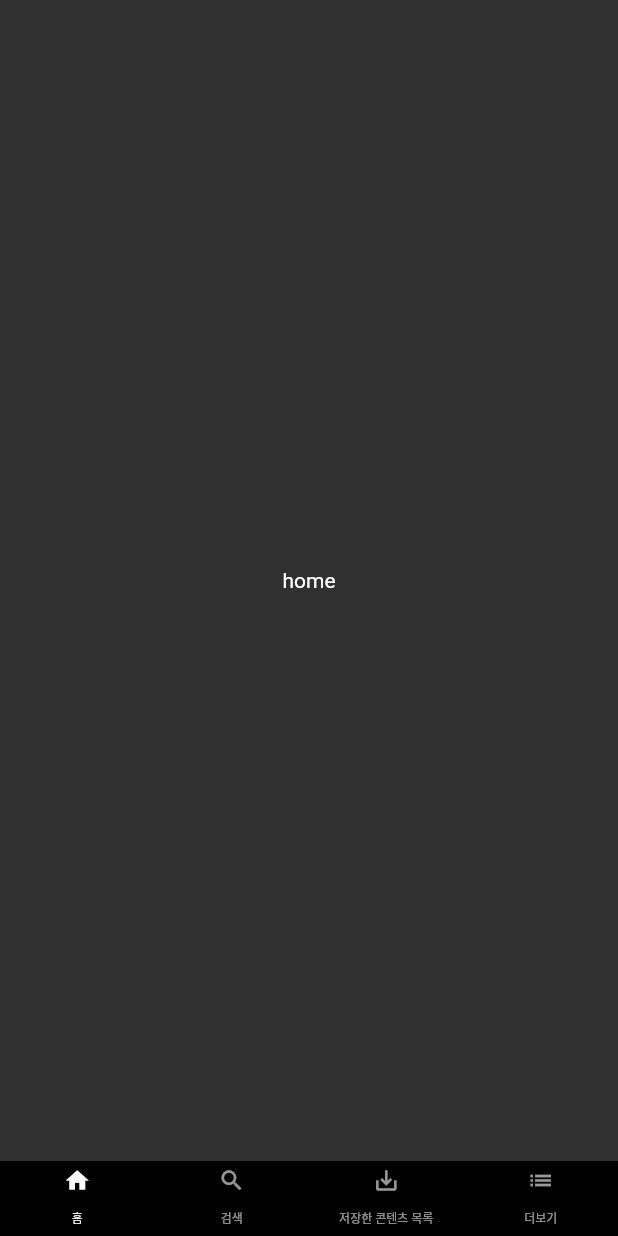
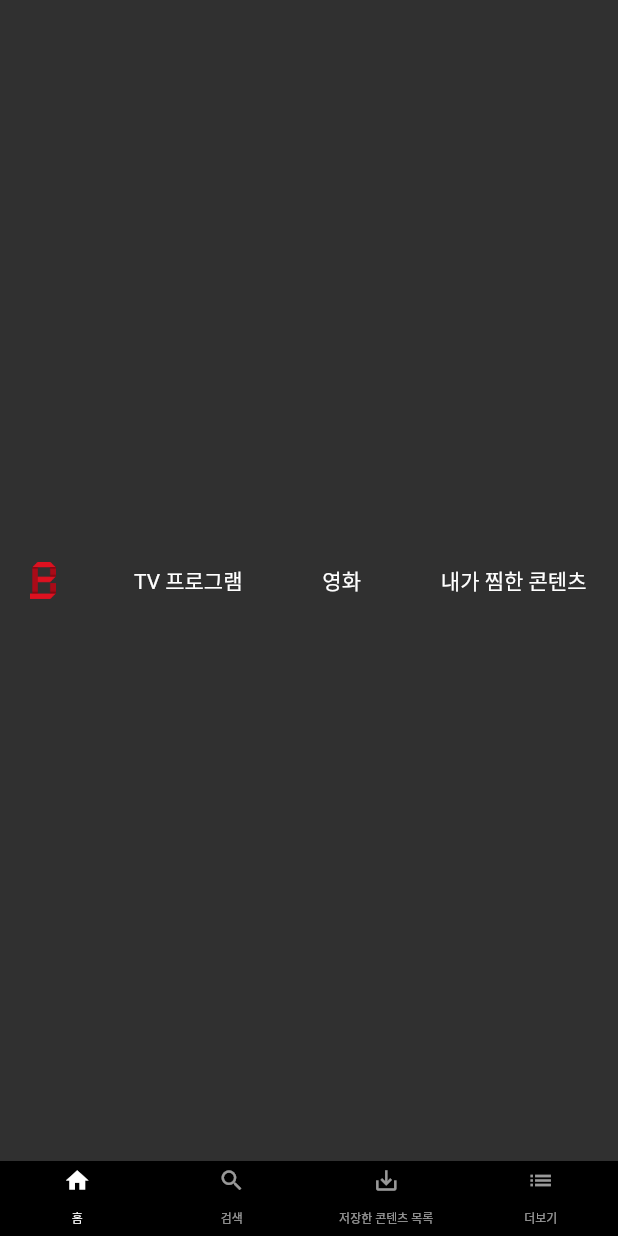
Before and after one commit to YunDaYoung/Flutter_Netflex, a Flutter app: the screen it shows after launch, on a phone screen of 412 x 824 dp. Run offline on Flutter 3.47's test engine with Material 2 defaults, Android fonts, the phone set to English and light mode, and no system bars.

Commit message:
#2.0 Create Home Screen Top Bar

```diff
--- a/lib/main.dart
+++ b/lib/main.dart
@@ -1,4 +1,5 @@
 import 'package:flutter/material.dart';
+import 'package:netflex_flutter/screen/home_screen.dart';
 import 'package:netflex_flutter/widget/bottom_bar.dart';
 
 void main() {
@@ -25,10 +26,7 @@ class _MyAppState extends State<MyApp> {
             body: TabBarView(
               physics: NeverScrollableScrollPhysics(),
               children: <Widget>[
-                Container(
-                    child: const Center(
-                  child: Text('home'),
-                )),
+                HomeScreen(),
                 Container(
                     child: const Center(
                   child: Text('search'),
@@ -46,6 +44,5 @@ class _MyAppState extends State<MyApp> {
             bottomNavigationBar: Bottom(),
           )),
     );
-    throw UnimplementedError();
   }
 }
--- /dev/null
+++ b/lib/screen/home_screen.dart
@@ -0,0 +1,58 @@
+import 'package:flutter/material.dart';
+
+class HomeScreen extends StatefulWidget {
+  _HomeScreenState createState() => _HomeScreenState();
+}
+
+class _HomeScreenState extends State<HomeScreen> {
+  @override
+  void initState() {
+    // TODO: implement initState
+    super.initState();
+  }
+
+  @override
+  Widget build(BuildContext context) {
+    return TopBar();
+  }
+}
+
+class TopBar extends StatelessWidget {
+  @override
+  Widget build(BuildContext context) {
+    return Container(
+      padding: const EdgeInsets.fromLTRB(20, 7, 20, 7),
+      child: Row(
+        mainAxisAlignment: MainAxisAlignment.spaceBetween,
+        children: <Widget>[
+          Image.asset(
+            'images/netflex_logo.png',
+            fit: BoxFit.contain,
+            height: 25,
+          ),
+          Container(
+            padding: const EdgeInsets.only(right: 1),
+            child: const Text(
+              'TV 프로그램',
+              style: TextStyle(fontSize: 14),
+            ),
+          ),
+          Container(
+            padding: const EdgeInsets.only(right: 1),
+            child: const Text(
+              '영화',
+              style: TextStyle(fontSize: 14),
+            ),
+          ),
+          Container(
+            padding: const EdgeInsets.only(right: 1),
+            child: const Text(
+              '내가 찜한 콘텐츠',
+              style: TextStyle(fontSize: 14),
+            ),
+          ),
+        ],
+      ),
+    );
+  }
+}
--- a/pubspec.yaml
+++ b/pubspec.yaml
@@ -58,9 +58,8 @@ flutter:
   uses-material-design: true
 
   # To add assets to your application, add an assets section, like this:
-  # assets:
-  #   - images/a_dot_burr.jpeg
-  #   - images/a_dot_ham.jpeg
+  assets:
+     - images/netflex_logo.png
 
   # An image asset can refer to one or more resolution-specific "variants", see
   # https://flutter.dev/assets-and-images/#resolution-aware.
```
Also changed, not shown: images/netflex_logo.png (added).
